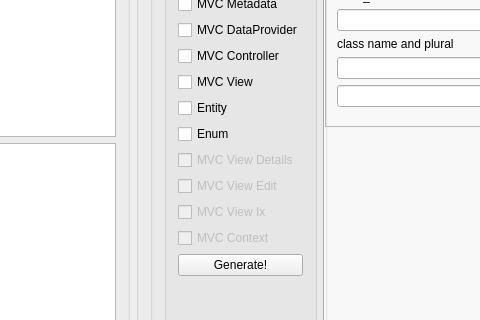
Before: the Qt Designer form retek2.ui in horvathzoltan/retek2, drawn with Qt 5; both pictures show x 293 to 773 and y 210 to 530 of the 1360 by 669 pixel window.
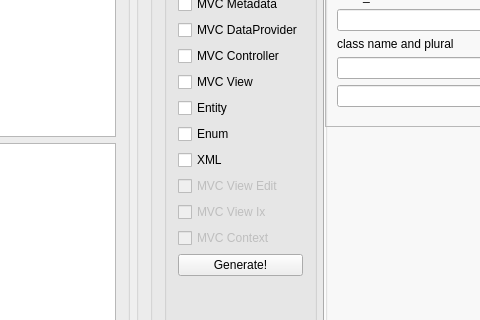
After: the same form once the commit is applied. Icons and pictures are not drawn.

The edit to the form file:
```diff
--- a/retek2.ui
+++ b/retek2.ui
@@ -211,7 +211,7 @@
                  <item>
                   <widget class="QCheckBox" name="checkBox_ViewDetails">
                    <property name="enabled">
-                    <bool>false</bool>
+                    <bool>true</bool>
                    </property>
                    <property name="sizePolicy">
                     <sizepolicy hsizetype="Minimum" vsizetype="Preferred">
@@ -220,7 +220,10 @@
                     </sizepolicy>
                    </property>
                    <property name="text">
-                    <string>MVC View Details</string>
+                    <string>XML</string>
+                   </property>
+                   <property name="checkable">
+                    <bool>true</bool>
                    </property>
                   </widget>
                  </item>
```
Left out of the diff: 2 changed lines with no effect on the pictures.
